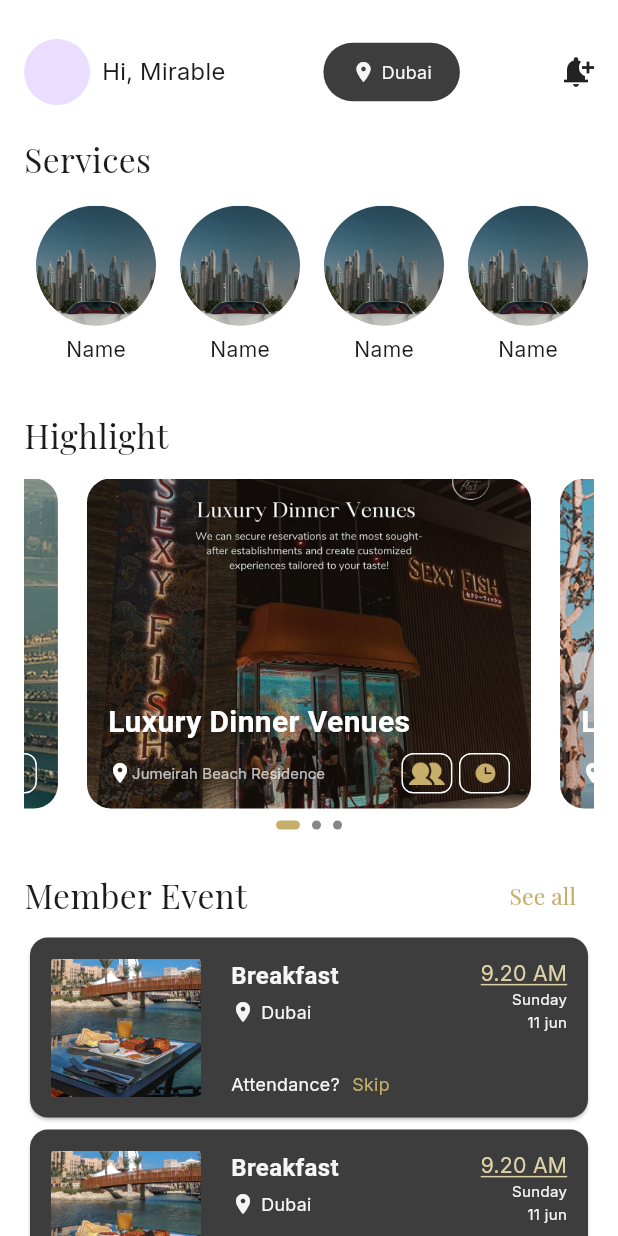
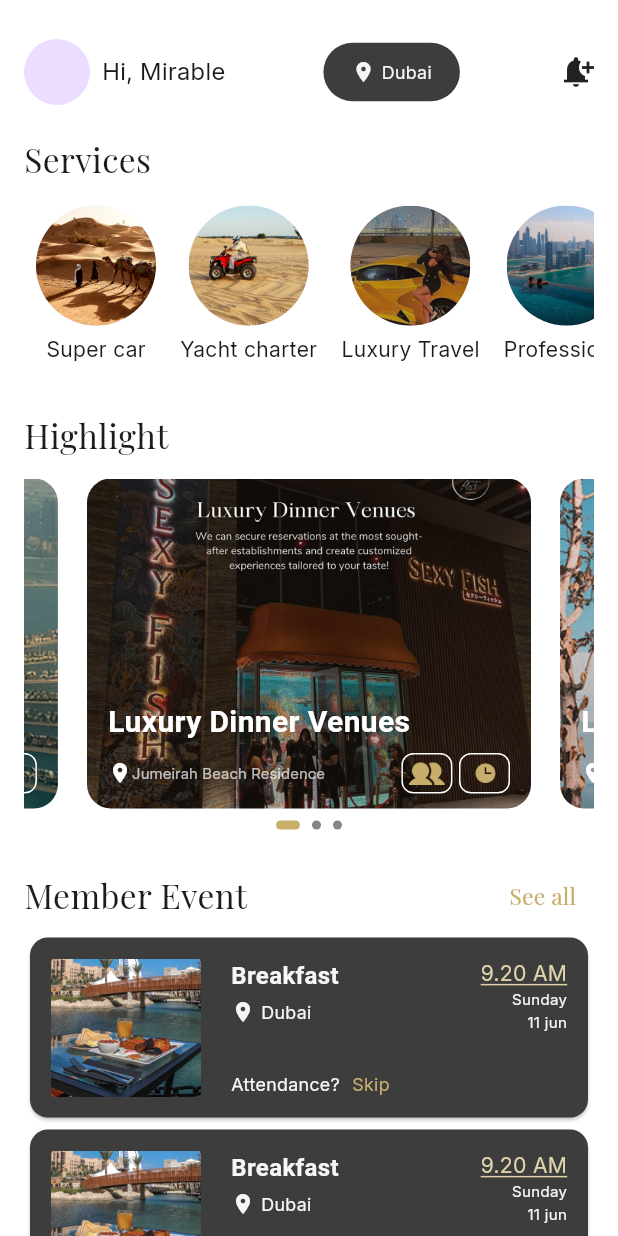
Before and after one commit to MTS-Services/abyansf_asfmanagment_app, a Flutter app: the HomeScreen screen opened directly, on a phone screen of 412 x 824 dp. Run offline on Flutter 3.47's test engine with Material 3 defaults, Android fonts, the phone set to English and light mode, and no system bars; drawn by our look-alikes of carousel_slider; our stand-ins replace dropdown_button2, flutter_screenutil, flutter_svg, font_awesome_flutter, get, image_picker and 1 more; Roboto replaces fonts that are missing (Playfair Display).

Commit message:
add image

```diff
--- a/lib/view/screens/main_screen/home_screen.dart
+++ b/lib/view/screens/main_screen/home_screen.dart
@@ -25,6 +25,16 @@ final List<String> images = [
   AssetPath.splashScreen2,
   AssetPath.splashScreen3,
 ];
+final List<Map<String, String>> servicesNames = [
+  {'name': 'Super car', 'image': AssetPath.image12},
+  {'name': 'Yacht charter', 'image': AssetPath.image13},
+  {'name': 'Luxury Travel', 'image': AssetPath.image14},
+  {'name': 'Professional', 'image': AssetPath.image15},
+  {'name': 'Super car', 'image': AssetPath.image12},
+  {'name': 'Yacht charter', 'image': AssetPath.image13},
+  {'name': 'Luxury Travel', 'image': AssetPath.image14},
+  {'name': 'Professional', 'image': AssetPath.image15},
+];
 
 class _HomeScreenState extends State<HomeScreen> {
   final CarouselSliderControllers _carouselSliderController = Get.find();
@@ -47,22 +57,22 @@ class _HomeScreenState extends State<HomeScreen> {
                 height: 145,
                 child: ListView.builder(
                   scrollDirection: Axis.horizontal,
-                  itemCount: 6,
+                  itemCount: servicesNames.length,
                   itemBuilder: (context, index) {
+                    final name = servicesNames[index]['name'] ?? '';
+                    final imagePath = servicesNames[index]['image'] ?? '';
                     return Padding(
                       padding: const EdgeInsets.all(8),
                       child: Column(
                         mainAxisSize: MainAxisSize.min,
                         children: [
-                          const CircleAvatar(
+                          CircleAvatar(
                             radius: 40,
-                            backgroundImage: AssetImage(
-                              AssetPath.splashScreen1,
-                            ),
+                            backgroundImage: AssetImage(imagePath),
                           ),
                           const SizedBox(height: 6),
                           Text(
-                            'Name',
+                            name,
                             style: AppTextStyle.bold14.copyWith(
                               fontFamily: 'Inter',
                             ),
--- a/lib/view/screens/profile_screen/profile_screen.dart
+++ b/lib/view/screens/profile_screen/profile_screen.dart
@@ -147,7 +147,7 @@ class ProfileScreen extends StatelessWidget {
                                   SizedBox(width: 10),
                                   Chip(
                                     label: Text(
-                                      'Premium',
+                                      'Private',
                                       style: AppTextStyle
                                           .interBold10, // Your custom text style
                                     ),
```
